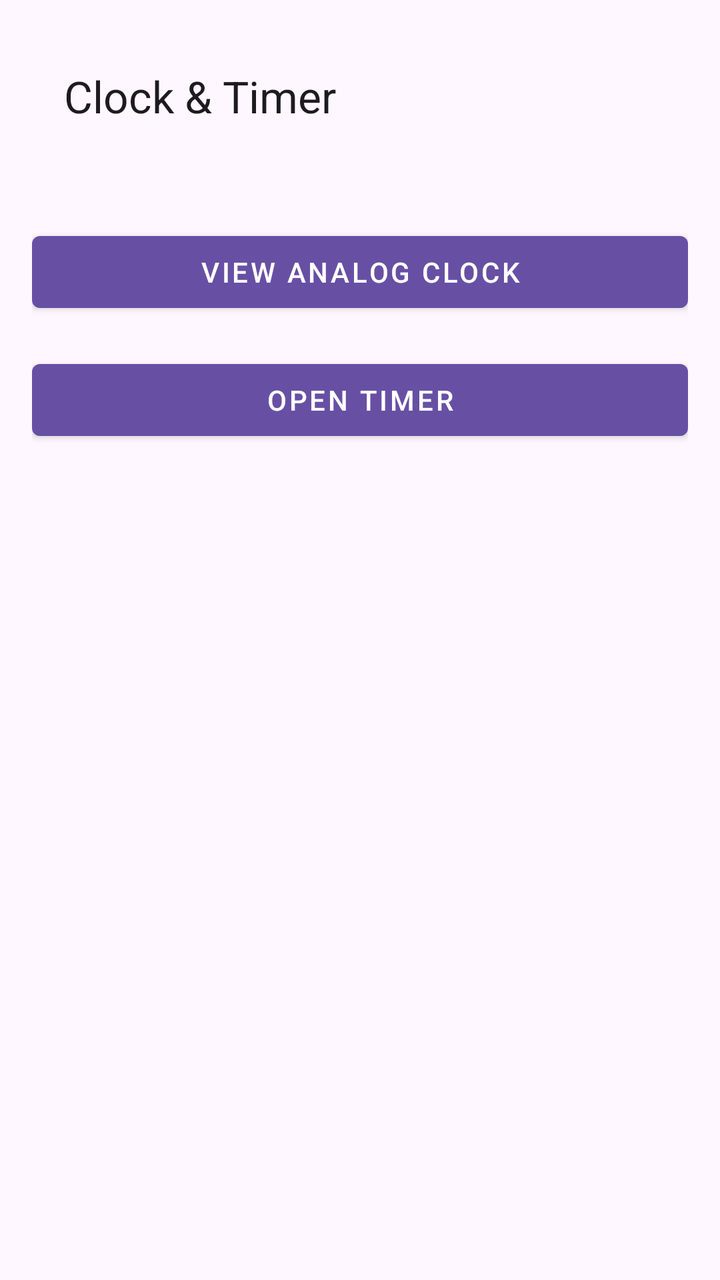
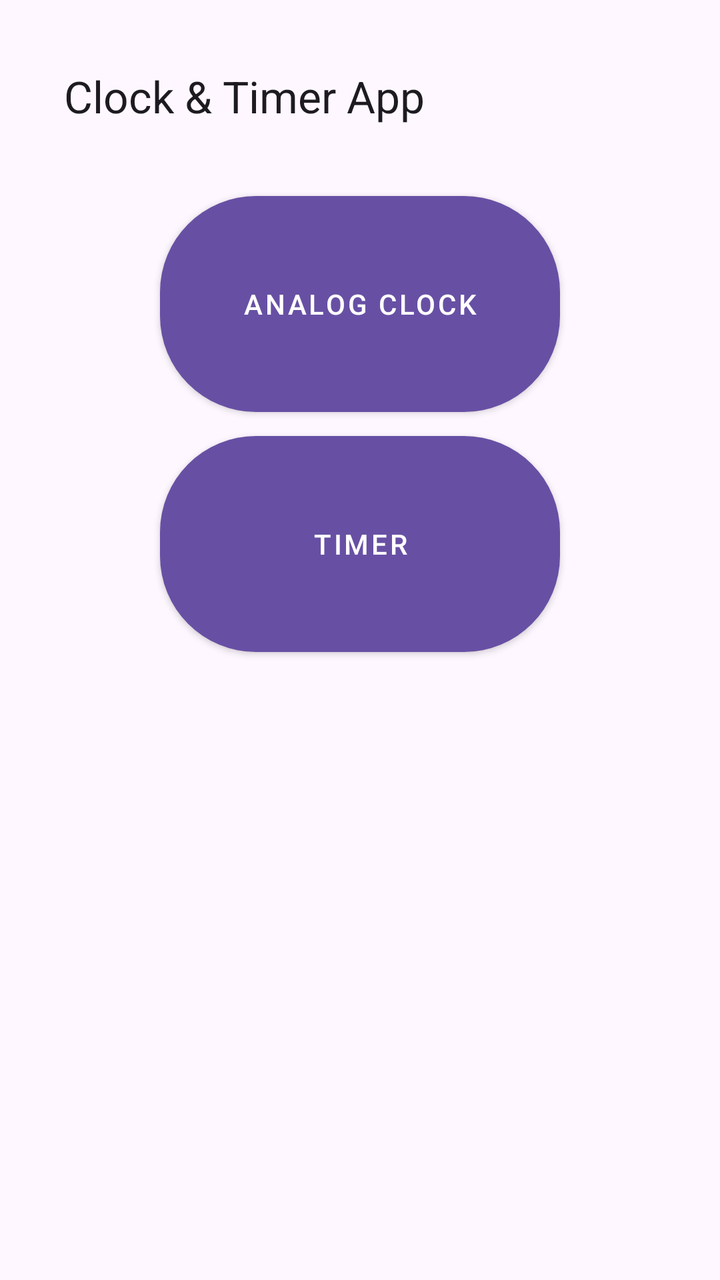

The first picture is an Android layout as it rendered before a commit; the second is the same layout after the commit. The layout source and the unified diff follow.
<!-- AndroidManifest.xml: application theme Theme.TimerAnimation -->
<!-- res/layout/activity_main.xml -->
<?xml version="1.0" encoding="utf-8"?>
<androidx.constraintlayout.widget.ConstraintLayout xmlns:android="http://schemas.android.com/apk/res/android"
    xmlns:app="http://schemas.android.com/apk/res-auto"
    xmlns:tools="http://schemas.android.com/tools"
    android:id="@+id/main_container"
    android:layout_width="match_parent"
    android:layout_height="match_parent"
    android:padding="16dp"
    tools:context=".MainActivity">

    <com.google.android.material.appbar.MaterialToolbar
        android:id="@+id/toolbar"
        android:layout_width="0dp"
        android:layout_height="?attr/actionBarSize"
        app:layout_constraintTop_toTopOf="parent"
        app:layout_constraintStart_toStartOf="parent"
        app:layout_constraintEnd_toEndOf="parent"
        app:title="@string/app_name" />

    <com.google.android.material.button.MaterialButton
        android:id="@+id/button_clock"
        style="@style/Widget.MaterialComponents.Button"
        android:layout_width="0dp"
        android:layout_height="wrap_content"
        android:layout_marginTop="32dp"
        android:text="@string/action_view_clock"
        app:layout_constraintTop_toBottomOf="@id/toolbar"
        app:layout_constraintStart_toStartOf="parent"
        app:layout_constraintEnd_toEndOf="parent" />

    <com.google.android.material.button.MaterialButton
        android:id="@+id/button_timer"
        style="@style/Widget.MaterialComponents.Button"
        android:layout_width="0dp"
        android:layout_height="wrap_content"
        android:layout_marginTop="16dp"
        android:text="@string/action_view_timer"
        app:layout_constraintTop_toBottomOf="@id/button_clock"
        app:layout_constraintStart_toStartOf="parent"
        app:layout_constraintEnd_toEndOf="parent" />

</androidx.constraintlayout.widget.ConstraintLayout>
<!-- resources referenced by this layout -->
<resources>
  <string name="action_view_clock">View Analog Clock</string>
  <string name="action_view_timer">Open Timer</string>
  <string name="app_name">Clock &amp; Timer</string>
  <style name="Theme.TimerAnimation" parent="Base.Theme.TimerAnimation" />
  <style name="Base.Theme.TimerAnimation" parent="Theme.Material3.DayNight.NoActionBar">
          
          
      </style>
</resources>

<!-- the commit's change to res/layout/activity_main.xml (unified diff, before → after) -->
@@ -20,10 +20,12 @@
     <com.google.android.material.button.MaterialButton
         android:id="@+id/button_clock"
         style="@style/Widget.MaterialComponents.Button"
-        android:layout_width="0dp"
+        android:layout_width="200dp"
         android:layout_height="wrap_content"
-        android:layout_marginTop="32dp"
+        android:layout_marginTop="12dp"
         android:text="@string/action_view_clock"
+        android:height="120dp"
+        app:cornerRadius="@android:dimen/app_icon_size"
         app:layout_constraintTop_toBottomOf="@id/toolbar"
         app:layout_constraintStart_toStartOf="parent"
         app:layout_constraintEnd_toEndOf="parent" />
@@ -31,10 +33,11 @@
     <com.google.android.material.button.MaterialButton
         android:id="@+id/button_timer"
         style="@style/Widget.MaterialComponents.Button"
-        android:layout_width="0dp"
+        android:layout_width="200dp"
         android:layout_height="wrap_content"
-        android:layout_marginTop="16dp"
         android:text="@string/action_view_timer"
+        android:height="120dp"
+        app:cornerRadius="@android:dimen/app_icon_size"
         app:layout_constraintTop_toBottomOf="@id/button_clock"
         app:layout_constraintStart_toStartOf="parent"
         app:layout_constraintEnd_toEndOf="parent" />
<!-- resource entries referenced after the edit -->
@@ -1,8 +1,8 @@
 <!-- resources referenced by this layout -->
 <resources>
-  <string name="action_view_clock">View Analog Clock</string>
-  <string name="action_view_timer">Open Timer</string>
-  <string name="app_name">Clock &amp; Timer</string>
+  <string name="action_view_clock">Analog Clock</string>
+  <string name="action_view_timer">Timer</string>
+  <string name="app_name">Clock &amp; Timer App</string>
   <style name="Theme.TimerAnimation" parent="Base.Theme.TimerAnimation" />
   <style name="Base.Theme.TimerAnimation" parent="Theme.Material3.DayNight.NoActionBar">
           
